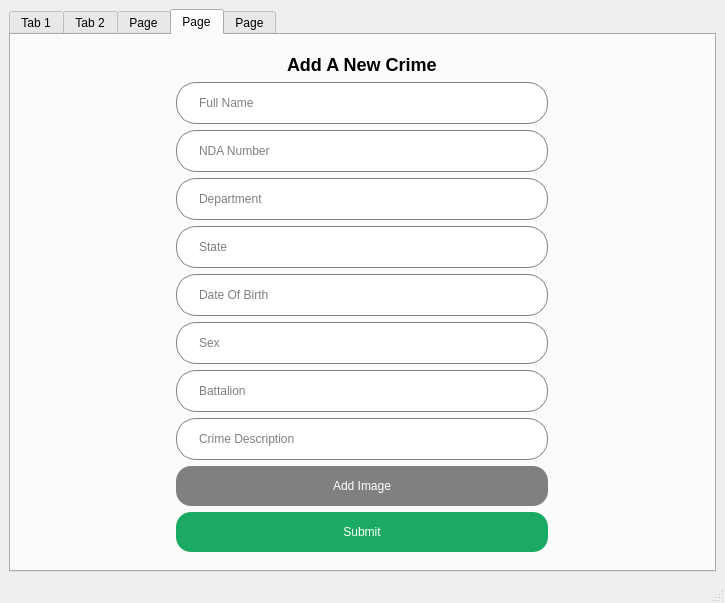
MosesAyo/crimedb, file Main.ui: the form before one commit.
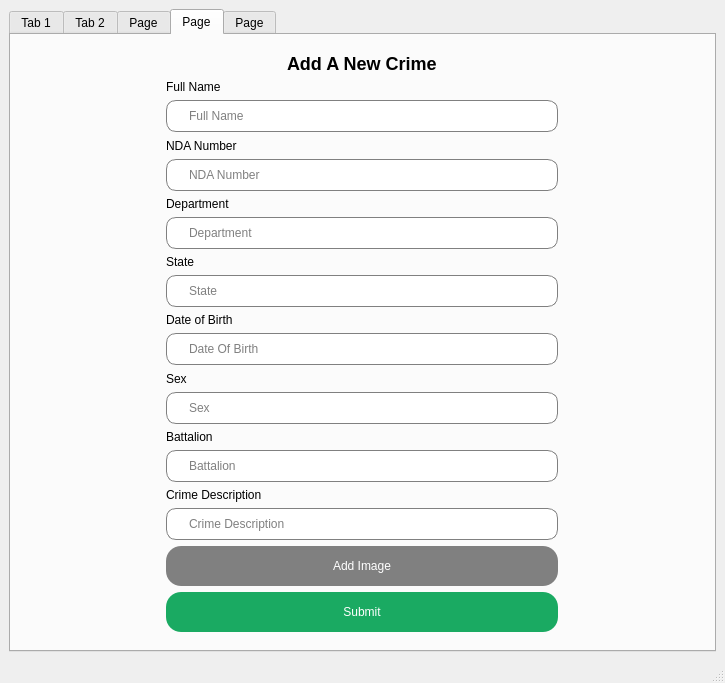
The form after the commit. The open tabs and pages were chosen to show the change. Icons and pictures are not drawn.

What changed in the file:
```diff
--- a/Main.ui
+++ b/Main.ui
@@ -7,7 +7,7 @@
     <x>0</x>
     <y>0</y>
     <width>725</width>
-    <height>599</height>
+    <height>669</height>
    </rect>
   </property>
   <property name="windowTitle">
@@ -342,80 +342,136 @@
              </property>
             </widget>
            </item>
+           <item>
+            <widget class="QLabel" name="label_5">
+             <property name="text">
+              <string>Full Name</string>
+             </property>
+            </widget>
+           </item>
            <item>
             <widget class="QLineEdit" name="fullname">
              <property name="styleSheet">
-              <string notr="true">border:1px solid grey;min-width:350;min-height:40;border-radius:20;padding-left:20px;padd-right:20px;color:grey;</string>
+              <string notr="true">border:1px solid grey;min-width:350;min-height:30;border-radius:10;padding-left:20px;padding-right:20px;color:grey;</string>
              </property>
              <property name="text">
               <string>Full Name</string>
              </property>
             </widget>
            </item>
+           <item>
+            <widget class="QLabel" name="label_6">
+             <property name="text">
+              <string>NDA Number</string>
+             </property>
+            </widget>
+           </item>
            <item>
             <widget class="QLineEdit" name="ndanumber">
              <property name="styleSheet">
-              <string notr="true">border:1px solid grey;min-width:350;min-height:40;border-radius:20;padding-left:20px;padd-right:20px;color:grey;</string>
+              <string notr="true">border:1px solid grey;min-width:350;min-height:30;border-radius:10;padding-left:20px;padding-right:20px;color:grey;</string>
              </property>
              <property name="text">
               <string>NDA Number</string>
              </property>
             </widget>
            </item>
+           <item>
+            <widget class="QLabel" name="label_7">
+             <property name="text">
+              <string>Department</string>
+             </property>
+            </widget>
+           </item>
            <item>
             <widget class="QLineEdit" name="department">
              <property name="styleSheet">
-              <string notr="true">border:1px solid grey;min-width:350;min-height:40;border-radius:20;padding-left:20px;padd-right:20px;color:grey;</string>
+              <string notr="true">border:1px solid grey;min-width:350;min-height:30;border-radius:10;padding-left:20px;padding-right:20px;color:grey;</string>
              </property>
              <property name="text">
               <string>Department</string>
              </property>
             </widget>
            </item>
+           <item>
+            <widget class="QLabel" name="label_8">
+             <property name="text">
+              <string>State</string>
+             </property>
+            </widget>
+           </item>
            <item>
             <widget class="QLineEdit" name="state">
              <property name="styleSheet">
-              <string notr="true">border:1px solid grey;min-width:350;min-height:40;border-radius:20;padding-left:20px;padd-right:20px;color:grey;</string>
+              <string notr="true">border:1px solid grey;min-width:350;min-height:30;border-radius:10;padding-left:20px;padding-right:20px;color:grey;</string>
              </property>
              <property name="text">
               <string>State</string>
              </property>
             </widget>
            </item>
+           <item>
+            <widget class="QLabel" name="label_9">
+             <property name="text">
+              <string>Date of Birth</string>
+             </property>
+            </widget>
+           </item>
            <item>
             <widget class="QLineEdit" name="dateofbirth">
              <property name="styleSheet">
-              <string notr="true">border:1px solid grey;min-width:350;min-height:40;border-radius:20;padding-left:20px;padd-right:20px;color:grey;</string>
+              <string notr="true">border:1px solid grey;min-width:350;min-height:30;border-radius:10;padding-left:20px;padding-right:20px;color:grey;</string>
              </property>
              <property name="text">
               <string>Date Of Birth</string>
              </property>
             </widget>
            </item>
+           <item>
+            <widget class="QLabel" name="label_10">
+             <property name="text">
+              <string>Sex</string>
+             </property>
+            </widget>
+           </item>
            <item>
             <widget class="QLineEdit" name="sex">
              <property name="styleSheet">
-              <string notr="true">border:1px solid grey;min-width:350;min-height:40;border-radius:20;padding-left:20px;padd-right:20px;color:grey;</string>
+              <string notr="true">border:1px solid grey;min-width:350;min-height:30;border-radius:10;padding-left:20px;padding-right:20px;color:grey;</string>
              </property>
              <property name="text">
               <string>Sex</string>
              </property>
             </widget>
            </item>
+           <item>
+            <widget class="QLabel" name="label_12">
+             <property name="text">
+              <string>Battalion</string>
+             </property>
+            </widget>
+           </item>
            <item>
             <widget class="QLineEdit" name="battalion">
              <property name="styleSheet">
-              <string notr="true">border:1px solid grey;min-width:350;min-height:40;border-radius:20;padding-left:20px;padd-right:20px;color:grey;</string>
+              <string notr="true">border:1px solid grey;min-width:350;min-height:30;border-radius:10;padding-left:20px;padding-right:20px;color:grey;</string>
              </property>
              <property name="text">
               <string>Battalion</string>
              </property>
             </widget>
            </item>
+           <item>
+            <widget class="QLabel" name="label_13">
+             <property name="text">
+              <string>Crime Description</string>
+             </property>
+            </widget>
+           </item>
            <item>
             <widget class="QLineEdit" name="description">
              <property name="styleSheet">
-              <string notr="true">border:1px solid grey;min-width:350;min-height:40;border-radius:20;padding-left:20px;padd-right:20px;color:grey;</string>
+              <string notr="true">border:1px solid grey;min-width:350;min-height:30;border-radius:10;padding-left:20px;padding-right:20px;color:grey;</string>
              </property>
              <property name="text">
               <string>Crime Description</string>
```
Left out of the diff: 109 changed lines with no effect on the pictures.
